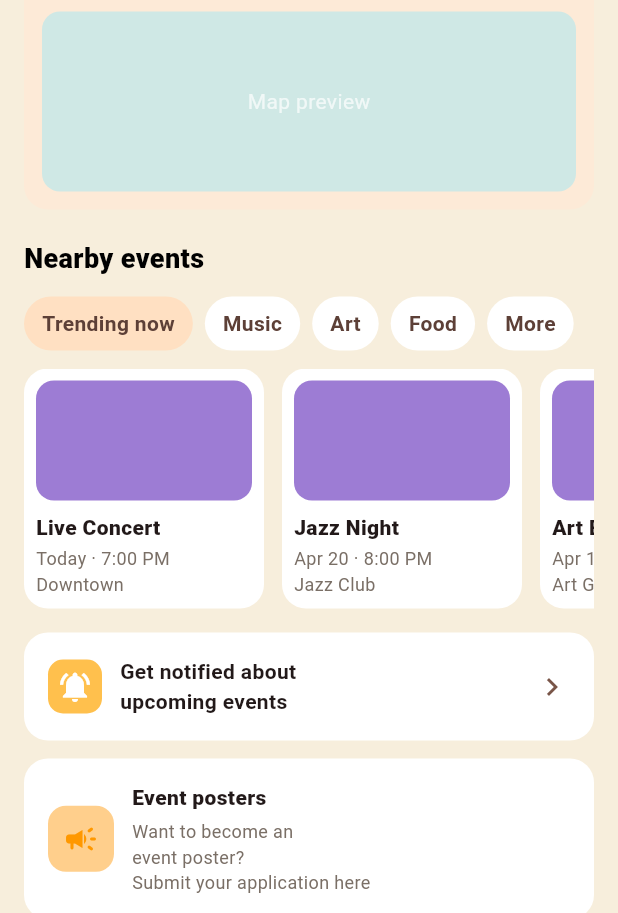
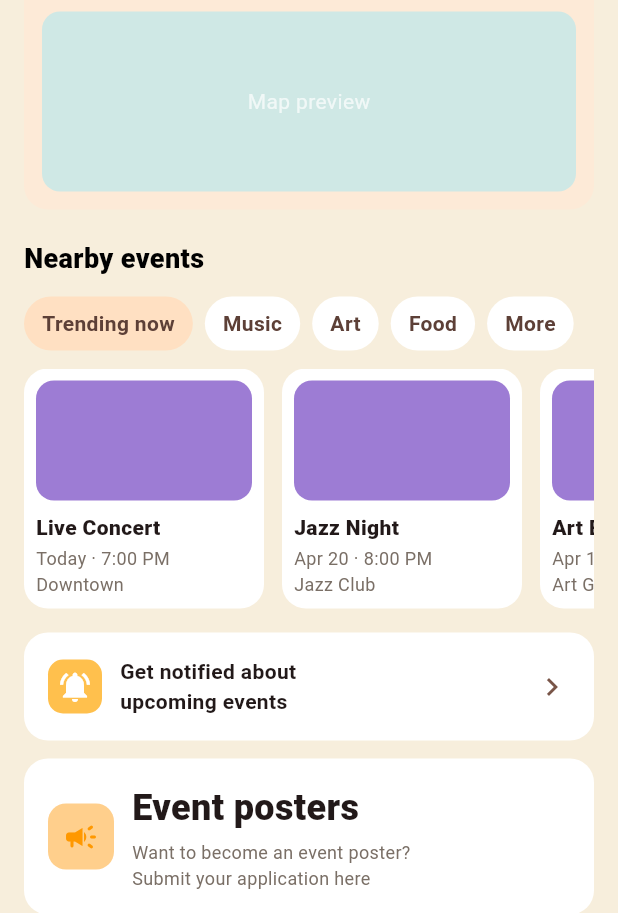
Before and after one commit to kazoohaa/sg_happenings_mobile, a Flutter app: the HomePage screen opened directly, on a phone screen of 412 x 824 dp, the part 323-1236 px from its top. Run offline on Flutter 3.47's test engine with Material 3 defaults, Android fonts, the phone set to English and light mode, and no system bars.

Commit message:
minor UI updates
- updated UI of home page
- linked logout button to login screen

```diff
--- a/sg_happenings_mobile/lib/pages/home/home_page.dart
+++ b/sg_happenings_mobile/lib/pages/home/home_page.dart
@@ -318,11 +318,11 @@ class _PosterTile extends StatelessWidget {
               children: [
                 Text(
                   'Event posters',
-                  style: TextStyle(fontWeight: FontWeight.w800),
+                  style: TextStyle(fontWeight: FontWeight.w800, fontSize: 24),
                 ),
                 SizedBox(height: 4),
                 Text(
-                  'Want to become an\nevent poster?\nSubmit your application here',
+                  'Want to become an event poster?\nSubmit your application here',
                   style: TextStyle(fontSize: 12, color: Color(0xFF7A6F66)),
                 ),
               ],
```
Also changed, not shown: sg_happenings_mobile/lib/pages/profile/profile_page.dart (+8 -0 lines).
